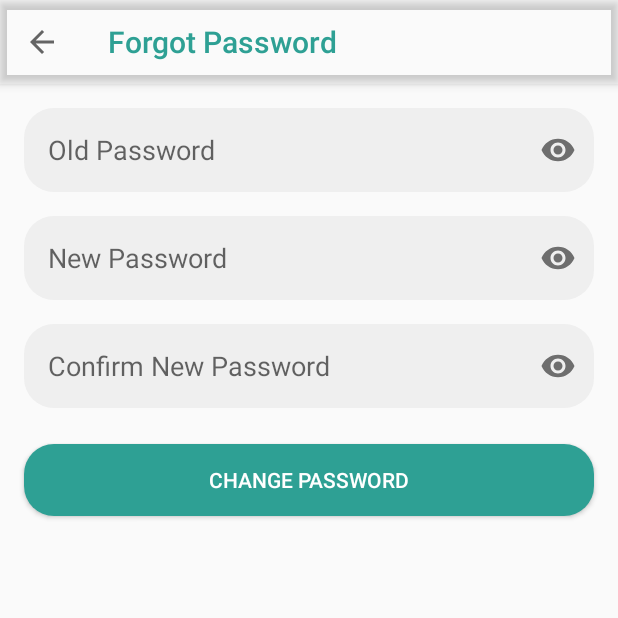
After one commit to Bilnapis/Schooly-Absensi, an Android app: the ChangePasswordActivity screen opened directly, with no data from a screen before it, on a phone screen of 412 x 824 dp, the top half of it. The commit adds this screen. Run offline under Robolectric (Android 15) with nearby library versions, the phone set to English and light mode, and no system bars.

Commit message:
ui: Add ui Change Password

```diff
--- a/app/src/main/AndroidManifest.xml
+++ b/app/src/main/AndroidManifest.xml
@@ -9,7 +9,8 @@
         android:roundIcon="@mipmap/ic_launcher_round"
         android:supportsRtl="true"
         android:theme="@style/Theme.Absensi">
-        <activity android:name=".views.forgotpass.ForgotPasswordActivity"></activity>
+        <activity android:name=".views.changepass.ChangePasswordActivity"></activity>
+        <activity android:name=".views.forgotpass.ForgotPasswordActivity" />
         <activity android:name=".views.login.LoginActivity" />
         <activity android:name=".views.splash.SplashActivity" />
         <activity android:name=".views.main.MainActivity">
--- /dev/null
+++ b/app/src/main/java/com/example/absensi/views/changepass/ChangePasswordActivity.kt
@@ -0,0 +1,31 @@
+package com.example.absensi.views.changepass
+
+import androidx.appcompat.app.AppCompatActivity
+import android.os.Bundle
+import com.example.absensi.R
+import com.example.absensi.databinding.ActivityChangePasswordBinding
+
+class ChangePasswordActivity : AppCompatActivity() {
+
+    private lateinit var binding: ActivityChangePasswordBinding
+
+    override fun onCreate(savedInstanceState: Bundle?) {
+        super.onCreate(savedInstanceState)
+        binding = ActivityChangePasswordBinding.inflate(layoutInflater)
+        setContentView(binding.root)
+
+        init()
+        onClick()
+    }
+
+    private fun onClick() {
+        binding.tbChangePassword.setNavigationOnClickListener {
+            finish()
+        }
+    }
+
+    private fun init() {
+        setSupportActionBar(binding.tbChangePassword)
+        supportActionBar?.setDisplayHomeAsUpEnabled(true)
+    }
+}
--- /dev/null
+++ b/app/src/main/res/layout/activity_change_password.xml
@@ -0,0 +1,100 @@
+<?xml version="1.0" encoding="utf-8"?>
+<LinearLayout xmlns:android="http://schemas.android.com/apk/res/android"
+    xmlns:app="http://schemas.android.com/apk/res-auto"
+    xmlns:tools="http://schemas.android.com/tools"
+    android:layout_width="match_parent"
+    android:layout_height="match_parent"
+    android:orientation="vertical"
+    tools:context=".views.changepass.ChangePasswordActivity">
+
+    <com.google.android.material.appbar.AppBarLayout
+        android:layout_width="match_parent"
+        android:layout_height="wrap_content"
+        android:background="@android:color/transparent"
+        android:elevation="0dp">
+
+        <androidx.appcompat.widget.Toolbar
+            android:id="@+id/tb_change_password"
+            android:layout_width="match_parent"
+            android:layout_height="wrap_content"
+            app:title="@string/forgot_password"
+            app:titleTextColor="@color/colorPrimary"
+            android:elevation="0dp"/>
+
+    </com.google.android.material.appbar.AppBarLayout>
+
+    <com.google.android.material.textfield.TextInputLayout
+        android:layout_width="match_parent"
+        android:layout_height="56dp"
+        app:hintEnabled="false"
+        app:endIconMode="password_toggle"
+        android:layout_marginTop="16dp"
+        android:layout_marginStart="16dp"
+        android:layout_marginEnd="16dp">
+
+        <com.google.android.material.textfield.TextInputEditText
+            android:id="@+id/et_old_password"
+            android:layout_width="match_parent"
+            android:layout_height="match_parent"
+            android:background="@drawable/bg_edit_text"
+            android:hint="@string/old_password"
+            android:paddingStart="16dp"
+            android:paddingEnd="16dp"
+            android:inputType="textPassword"/>
+
+    </com.google.android.material.textfield.TextInputLayout>
+
+    <com.google.android.material.textfield.TextInputLayout
+        android:layout_width="match_parent"
+        android:layout_height="56dp"
+        app:hintEnabled="false"
+        app:endIconMode="password_toggle"
+        android:layout_marginTop="16dp"
+        android:layout_marginStart="16dp"
+        android:layout_marginEnd="16dp">
+
+        <com.google.android.material.textfield.TextInputEditText
+            android:id="@+id/et_new_password"
+            android:layout_width="match_parent"
+            android:layout_height="match_parent"
+            android:background="@drawable/bg_edit_text"
+            android:hint="@string/new_password"
+            android:paddingStart="16dp"
+            android:paddingEnd="16dp"
+            android:inputType="textPassword"/>
+
+    </com.google.android.material.textfield.TextInputLayout>
+
+    <com.google.android.material.textfield.TextInputLayout
+        android:layout_width="match_parent"
+        android:layout_height="56dp"
+        app:hintEnabled="false"
+        app:endIconMode="password_toggle"
+        android:layout_marginTop="16dp"
+        android:layout_marginStart="16dp"
+        android:layout_marginEnd="16dp">
+
+        <com.google.android.material.textfield.TextInputEditText
+            android:id="@+id/et_confirm_new_password"
+            android:layout_width="match_parent"
+            android:layout_height="match_parent"
+            android:background="@drawable/bg_edit_text"
+            android:hint="@string/confirm_new_password"
+            android:paddingStart="16dp"
+            android:paddingEnd="16dp"
+            android:inputType="textPassword"/>
+
+    </com.google.android.material.textfield.TextInputLayout>
+
+    <Button
+        android:id="@+id/btn_change_password"
+        android:layout_width="match_parent"
+        android:layout_height="wrap_content"
+        android:text="@string/change_password"
+        android:textColor="@android:color/white"
+        android:background="@drawable/bg_btn_primary"
+        android:layout_marginTop="24dp"
+        android:layout_marginStart="16dp"
+        android:layout_marginEnd="16dp"/>
+
+</LinearLayout>
--- a/app/src/main/res/values/strings.xml
+++ b/app/src/main/res/values/strings.xml
@@ -18,4 +18,7 @@
     <string name="change_password">Change Password</string>
     <string name="change_language">Change Language</string>
     <string name="logout">Logout</string>
+    <string name="old_password">Old Password</string>
+    <string name="new_password">New Password</string>
+    <string name="confirm_new_password">Confirm New Password</string>
 </resources>
```
